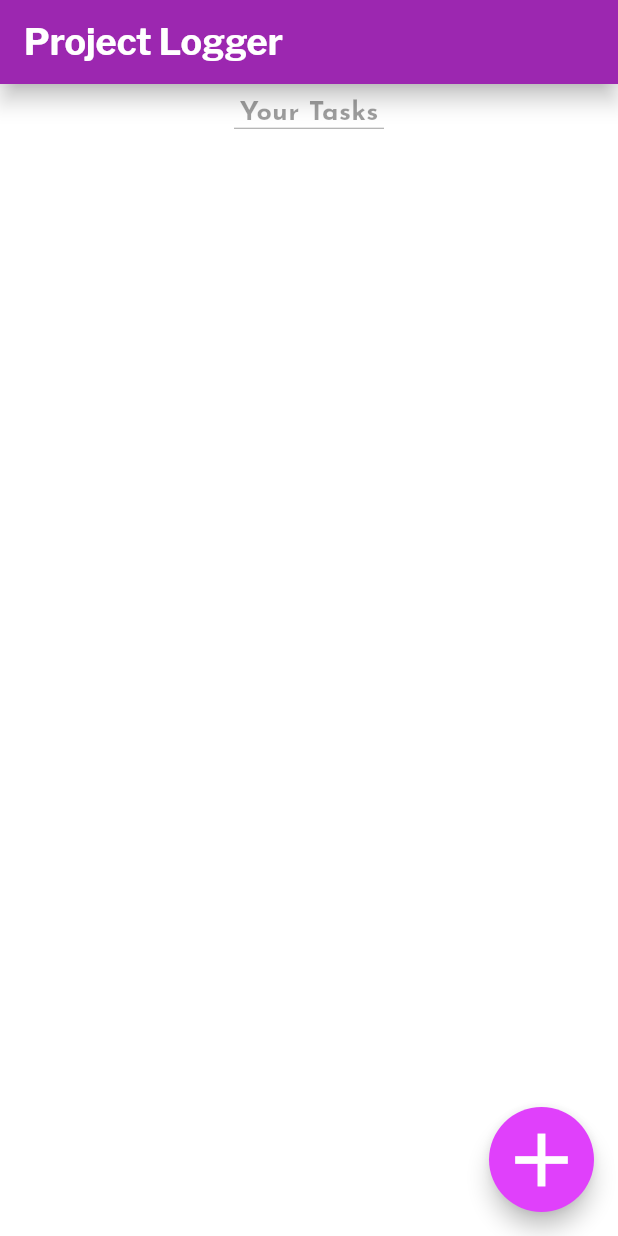
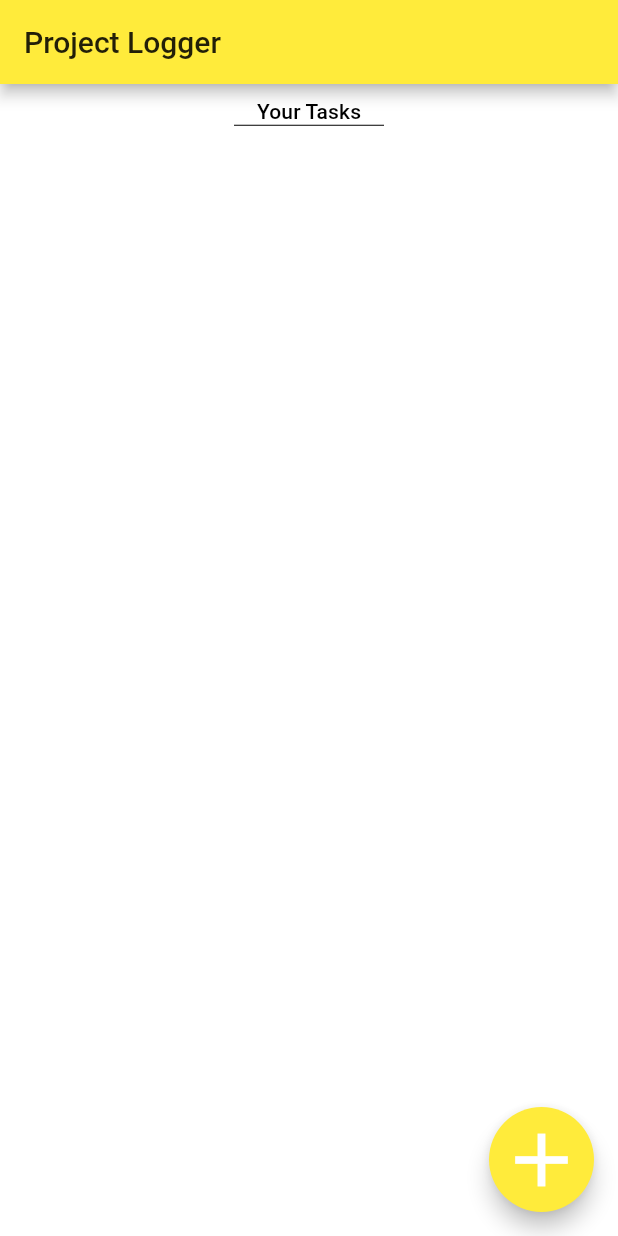
Before and after one commit to dnnp2011/Project-Tracker, a Flutter app: the screen it shows after launch, on a phone screen of 412 x 824 dp. Run offline on Flutter 3.47's test engine with Material 2 defaults, Android fonts, the phone set to English and light mode, and no system bars; our stand-ins replace google_fonts.

Commit message:
Changed theme color - Nested a ListTile beneath the Card widget for each element in the Task List

```diff
--- a/lib/main.dart
+++ b/lib/main.dart
@@ -31,6 +31,7 @@ class ProjectLogger extends StatelessWidget {
       title: _title,
       theme: projectTheme(),
       initialRoute: '/',
+      darkTheme: ThemeData.dark(),
       routes: {
         '/': (context) => TasksScreen(_animatedListKey),
         '/task': (context) => TaskDetailsScreen(context, _animatedListKey),
--- a/lib/screens/task_details_screen.dart
+++ b/lib/screens/task_details_screen.dart
@@ -119,7 +119,11 @@ class _TaskDetailsState extends State<TaskDetailsScreen> {
           ),
           Expanded(
             flex: 32,
-            child: widget.currentWidget,
+            child: LimitedBox(
+              maxHeight: 500,
+              maxWidth: 400,
+              child: widget.currentWidget,
+            ),
           ),
         ],
       ),
--- a/lib/themes/android_theme.dart
+++ b/lib/themes/android_theme.dart
@@ -44,33 +44,32 @@ final TextTheme globalTextTheme = TextTheme(
 );
 
 ThemeData projectTheme() => ThemeData(
-      primarySwatch: Colors.purple,
-      accentColor: Colors.purpleAccent,
-      textTheme: globalTextTheme,
-      appBarTheme: AppBarTheme(
-        elevation: 6,
-        textTheme: globalTextTheme,
-      ),
-      floatingActionButtonTheme: FloatingActionButtonThemeData(
-        elevation: 6,
-      ),
-      buttonTheme: ButtonThemeData(
-        buttonColor: Colors.purple,
-        textTheme: ButtonTextTheme.normal,
-        splashColor: Colors.purpleAccent,
-      ),
-      cardTheme: CardTheme(
-        color: Colors.white70,
-        elevation: 6,
-        margin: EdgeInsets.all(10),
-      ),
-      bottomSheetTheme: BottomSheetThemeData(
-        elevation: 10,
-        backgroundColor: Colors.white,
-        shape: RoundedRectangleBorder(),
-        modalElevation: 10,
-        modalBackgroundColor: Colors.white,
-      ),
+      primarySwatch: Colors.yellow,
+      //      accentColor: Colors.purpleAccent,
+      //      textTheme: globalTextTheme,
+      //      appBarTheme: AppBarTheme(
+      //        elevation: 6,
+      //        textTheme: globalTextTheme,
+      //      ),
+      //      floatingActionButtonTheme: FloatingActionButtonThemeData(
+      //        elevation: 6,
+      //      ),
+      //      buttonTheme: ButtonThemeData(
+      //        buttonColor: Colors.purple,
+      //        textTheme: ButtonTextTheme.normal,
+      //        splashColor: Colors.purpleAccent,
+      //      ),
+      //      cardTheme: CardTheme(
+      //        color: Colors.white70,
+      //        elevation: 2,
+      //      ),
+      //      bottomSheetTheme: BottomSheetThemeData(
+      //        elevation: 10,
+      //        backgroundColor: Colors.white,
+      //        shape: RoundedRectangleBorder(),
+      //        modalElevation: 10,
+      //        modalBackgroundColor: Colors.white,
+      //      ),
     );
 
 class ThemeColors {
```
Also changed, not shown: lib/screens/active_task_view.dart (+9 -2 lines), lib/widgets/task_card.dart (+21 -27 lines).
